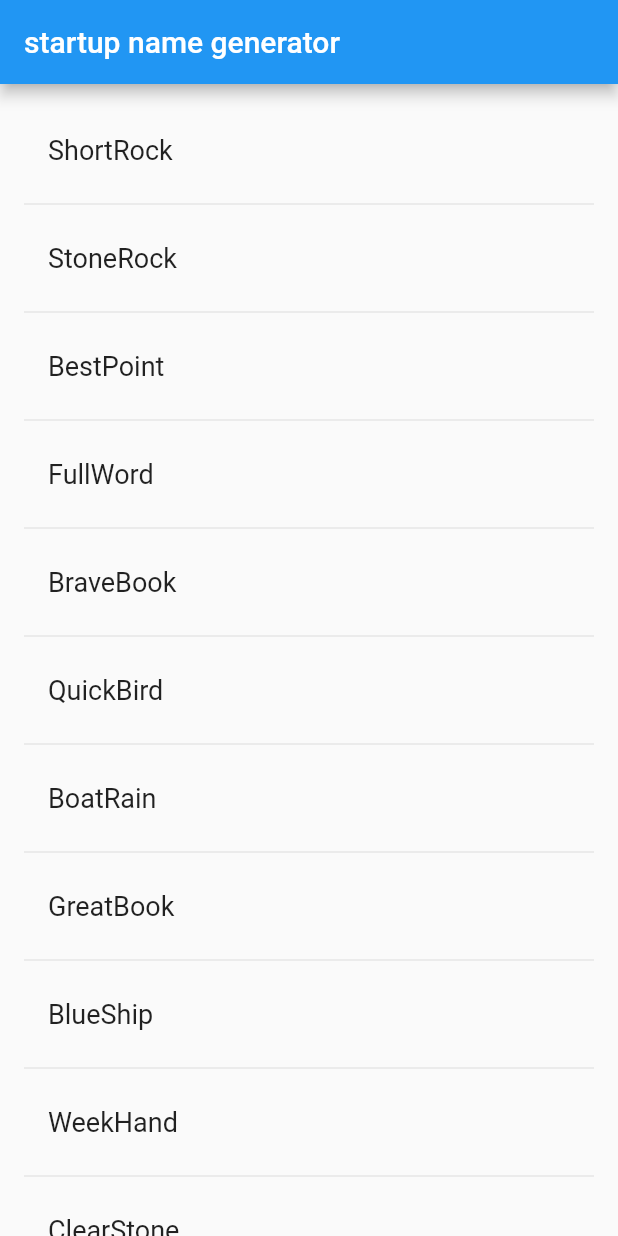
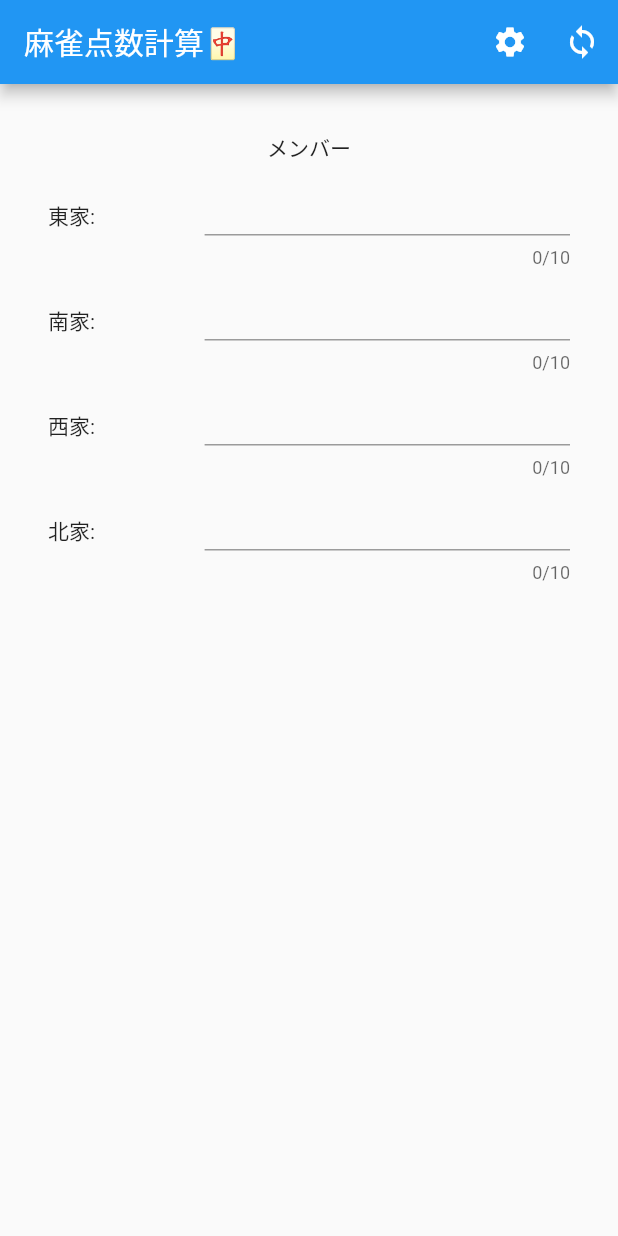
Before and after one commit to odmishien/my_first_flutter, a Flutter app: the screen it shows after launch, on a phone screen of 412 x 824 dp. Run offline on Flutter 3.47's test engine with Material 2 defaults, Android fonts, the phone set to English and light mode, and no system bars.

Commit message:
麻雀アプリに生まれ変わる

```diff
--- a/lib/main.dart
+++ b/lib/main.dart
@@ -3,7 +3,6 @@
 // found in the LICENSE file.
 
 import 'package:flutter/material.dart';
-import 'package:english_words/english_words.dart';
 
 void main() => runApp(MyApp());
 
@@ -11,48 +10,94 @@ class MyApp extends StatelessWidget {
   @override
   Widget build(BuildContext context) {
     return MaterialApp(
-      title: 'startup name generator',
-      home: RandomWords(),
+      title: '麻雀点数計算',
+      home: Scaffold(
+        appBar: AppBar(
+          title: Text('麻雀点数計算🀄️'),
+          actions: <Widget>[
+            IconButton(
+              icon: Icon(Icons.settings),
+              onPressed: () {},
+            ),
+            IconButton(
+              icon: Icon(Icons.sync),
+              onPressed: () {},
+            )
+          ],
+        ),
+        body: MemberForm(),
+      ),
     );
   }
 }
 
-class RandomWords extends StatefulWidget {
+class MemberForm extends StatefulWidget {
   @override
-  _RandomWordsState createState() => _RandomWordsState();
+  _MemberFormState createState() => _MemberFormState();
 }
 
-class _RandomWordsState extends State<RandomWords> {
-  final _suggestions = <WordPair>[];
-  final _biggerFont = TextStyle(fontSize: 18.0);
-  Widget _buildSuggestions() {
-    return ListView.builder(
-        padding: EdgeInsets.all(16.0),
-        itemBuilder: (context, i) {
-          if (i.isOdd) return Divider();
-          final index = i ~/ 2;
-          if (index >= _suggestions.length) {
-            _suggestions.addAll(generateWordPairs().take(10));
-          }
-          return _buildRow(_suggestions[index]);
-        });
-  }
+class _MemberFormState extends State<MemberForm> {
+  final _tonController = TextEditingController();
+  final _nanController = TextEditingController();
+  final _shaController = TextEditingController();
+  final _peController = TextEditingController();
+  String _text = '';
 
-  Widget _buildRow(WordPair pair) {
-    return ListTile(
-      title: Text(
-        pair.asPascalCase,
-        style: _biggerFont,
-      ),
-    );
-  }
-
+  @override
   Widget build(BuildContext context) {
-    return Scaffold(
-      appBar: AppBar(
-        title: Text('startup name generator'),
-      ),
-      body: _buildSuggestions(),
+    return Container(
+      padding: EdgeInsets.all(32.0),
+      child: Column(children: <Widget>[
+        Text('メンバー'),
+        Row(
+          children: <Widget>[
+            Expanded(flex: 3, child: Text('東家: ')),
+            Expanded(
+              flex: 7,
+              child: TextField(
+                controller: _tonController,
+                maxLength: 10,
+              ),
+            ),
+          ],
+        ),
+        Row(
+          children: <Widget>[
+            Expanded(flex: 3, child: Text('南家: ')),
+            Expanded(
+              flex: 7,
+              child: TextField(
+                controller: _nanController,
+                maxLength: 10,
+              ),
+            ),
+          ],
+        ),
+        Row(
+          children: <Widget>[
+            Expanded(flex: 3, child: Text('西家: ')),
+            Expanded(
+              flex: 7,
+              child: TextField(
+                controller: _shaController,
+                maxLength: 10,
+              ),
+            ),
+          ],
+        ),
+        Row(
+          children: <Widget>[
+            Expanded(flex: 3, child: Text('北家: ')),
+            Expanded(
+              flex: 7,
+              child: TextField(
+                controller: _peController,
+                maxLength: 10,
+              ),
+            ),
+          ],
+        )
+      ]),
     );
   }
 }
--- a/pubspec.yaml
+++ b/pubspec.yaml
@@ -28,6 +28,7 @@ dependencies:
   # Use with the CupertinoIcons class for iOS style icons.
   cupertino_icons: ^1.0.0
   english_words: ^3.1.5
+  shared_preferences: ^0.5.12
 
 dev_dependencies:
   flutter_test:
```
Also changed, not shown: pubspec.lock, 6 other files.
